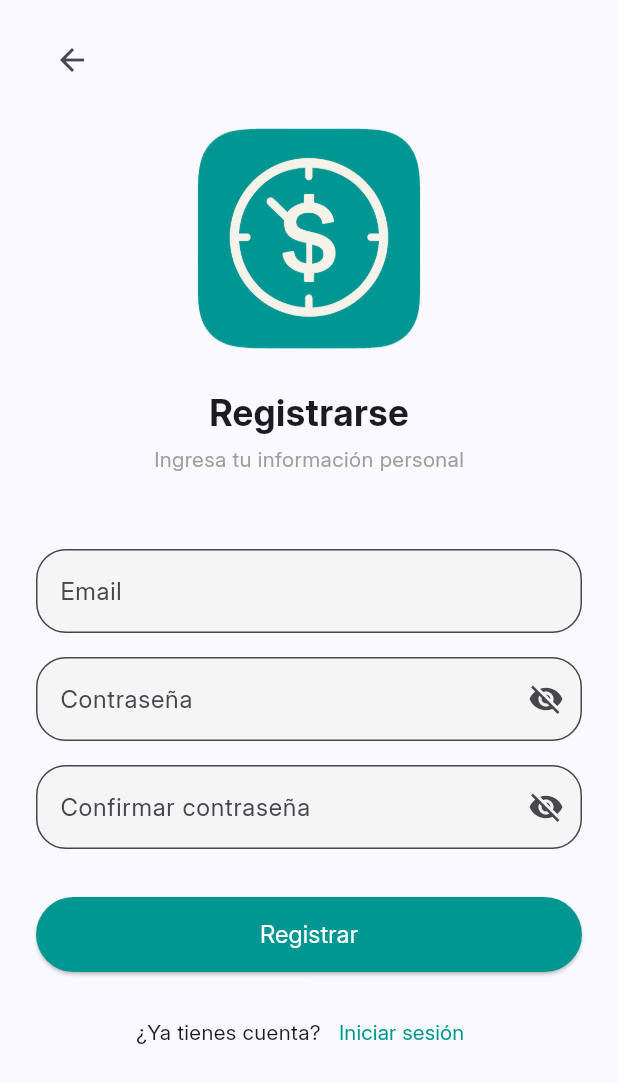
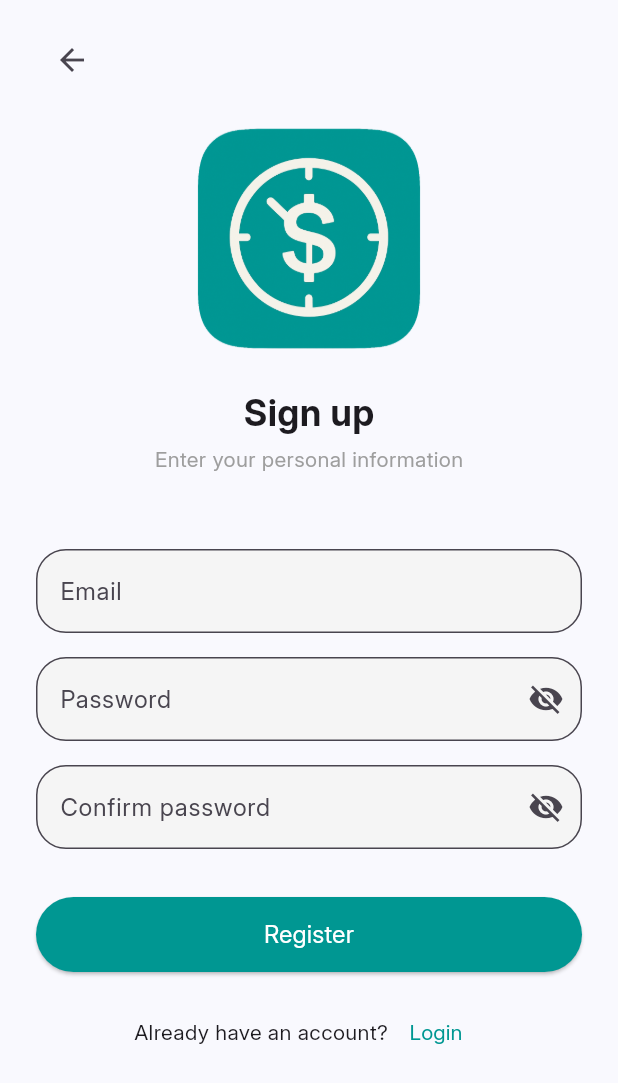
Before and after one commit to BautistaMendibe/focuswallet, a Flutter app: the RegisterScreen screen opened by its route, on a phone screen of 412 x 824 dp. Shown: the top 1083 px of the screen. Run offline on Flutter 3.47's test engine with Material 3 defaults, Android fonts, the phone set to English and light mode, and no system bars; our stand-ins replace firebase_auth, firebase_core, shared_preferences, smooth_page_indicator; accounts and stored records are empty; generated files the repository leaves out were written again; network calls fail.

Commit message:
se traduce la pantalla de registro

```diff
--- a/lib/l10n/app_en.arb
+++ b/lib/l10n/app_en.arb
@@ -12,5 +12,18 @@
   "auth_wrong_password": "Incorrect password.",
   "auth_invalid_email": "The entered email is not valid.",
   "auth_user_disabled": "This user has been disabled.",
-  "auth_default_error": "Unexpected error. Please try again."
+  "auth_default_error": "Unexpected error. Please try again.",
+  "registerTitle": "Sign up",
+  "registerSubtitle": "Enter your personal information",
+  "emailLabel": "Email",
+  "passwordLabel": "Password",
+  "confirmPasswordLabel": "Confirm password",
+  "registerButton": "Register",
+  "alreadyHaveAccount": "Already have an account?",
+  "goToLogin": "Login",
+  "passwordsDoNotMatch": "Passwords do not match.",
+  "auth_email_already_in_use": "This email is already registered.",
+  "auth_invalid_email": "The entered email is not valid.",
+  "auth_weak_password": "The password is too weak (minimum 6 characters).",
+  "auth_register_default_error": "An unexpected error occurred. Please try again."
 }
--- a/lib/screens/register_screen.dart
+++ b/lib/screens/register_screen.dart
@@ -1,6 +1,7 @@
 import 'package:firebase_auth/firebase_auth.dart';
 import 'package:flutter/material.dart';
 import '../services/auth_service.dart';
+import 'package:flutter_gen/gen_l10n/app_localizations.dart';
 
 class RegisterScreen extends StatefulWidget {
   const RegisterScreen({super.key});
@@ -20,10 +21,12 @@ class _RegisterScreenState extends State<RegisterScreen> {
   bool _obscureConfirmPass = true;
 
   void register() async {
+    final loc = AppLocalizations.of(context)!;
+
     if (passCtrl.text != confirmPassCtrl.text) {
       ScaffoldMessenger.of(context).showSnackBar(
         SnackBar(
-          content: const Text('Las contraseñas no coinciden.'),
+          content: Text(loc.passwordsDoNotMatch),
           backgroundColor: Colors.red.shade400,
         ),
       );
@@ -39,19 +42,20 @@ class _RegisterScreenState extends State<RegisterScreen> {
       }
     } on FirebaseAuthException catch (e) {
       if (!mounted) return;
+
       String errorMsg;
       switch (e.code) {
         case 'email-already-in-use':
-          errorMsg = 'Este correo ya está registrado.';
+          errorMsg = loc.auth_email_already_in_use;
           break;
         case 'invalid-email':
-          errorMsg = 'El correo ingresado no es válido.';
+          errorMsg = loc.auth_invalid_email;
           break;
         case 'weak-password':
-          errorMsg = 'La contraseña es demasiado débil (mínimo 6 caracteres).';
+          errorMsg = loc.auth_weak_password;
           break;
         default:
-          errorMsg = 'Ocurrió un error inesperado. Intenta nuevamente.';
+          errorMsg = loc.auth_register_default_error;
       }
 
       ScaffoldMessenger.of(context).showSnackBar(
@@ -76,6 +80,8 @@ class _RegisterScreenState extends State<RegisterScreen> {
 
   @override
   Widget build(BuildContext context) {
+    final loc = AppLocalizations.of(context)!;
+
     return Scaffold(
       backgroundColor: const Color(0xFFF9F9FE),
       body: SafeArea(
@@ -89,20 +95,23 @@ class _RegisterScreenState extends State<RegisterScreen> {
                   child: BackButton(),
                 ),
                 const SizedBox(height: 20),
-                Image.asset('assets/imgs/iconoapp.png', height: 150,),
+                Image.asset('assets/imgs/iconoapp.png', height: 150),
                 const SizedBox(height: 24),
-                const Text("Registrarse",
-                    style: TextStyle(
-                        fontSize: 24, fontWeight: FontWeight.bold)),
+                Text(
+                  loc.registerTitle,
+                  style: const TextStyle(fontSize: 24, fontWeight: FontWeight.bold),
+                ),
                 const SizedBox(height: 4),
-                const Text("Ingresa tu información personal",
-                    style: TextStyle(color: Colors.grey)),
+                Text(
+                  loc.registerSubtitle,
+                  style: const TextStyle(color: Colors.grey),
+                ),
                 const SizedBox(height: 50),
 
                 // Email
                 TextField(
                   controller: emailCtrl,
-                  decoration: customInputDecoration('Email'),
+                  decoration: customInputDecoration(loc.emailLabel),
                 ),
                 const SizedBox(height: 16),
 
@@ -110,11 +119,9 @@ class _RegisterScreenState extends State<RegisterScreen> {
                 TextField(
                   controller: passCtrl,
                   obscureText: _obscurePass,
-                  decoration: customInputDecoration('Contraseña').copyWith(
+                  decoration: customInputDecoration(loc.passwordLabel).copyWith(
                     suffixIcon: IconButton(
-                      icon: Icon(_obscurePass
-                          ? Icons.visibility_off
-                          : Icons.visibility),
+                      icon: Icon(_obscurePass ? Icons.visibility_off : Icons.visibility),
                       onPressed: () {
                         setState(() {
                           _obscurePass = !_obscurePass;
@@ -129,12 +136,9 @@ class _RegisterScreenState extends State<RegisterScreen> {
                 TextField(
                   controller: confirmPassCtrl,
                   obscureText: _obscureConfirmPass,
-                  decoration:
-                      customInputDecoration('Confirmar contraseña').copyWith(
+                  decoration: customInputDecoration(loc.confirmPasswordLabel).copyWith(
                     suffixIcon: IconButton(
-                      icon: Icon(_obscureConfirmPass
-                          ? Icons.visibility_off
-                          : Icons.visibility),
+                      icon: Icon(_obscureConfirmPass ? Icons.visibility_off : Icons.visibility),
                       onPressed: () {
                         setState(() {
                           _obscureConfirmPass = !_obscureConfirmPass;
@@ -157,20 +161,25 @@ class _RegisterScreenState extends State<RegisterScreen> {
                         borderRadius: BorderRadius.circular(30),
                       ),
                     ),
-                    child: const Text("Registrar",
-                        style: TextStyle(fontSize: 16, color: Colors.white)),
+                    child: Text(
+                      loc.registerButton,
+                      style: const TextStyle(fontSize: 16, color: Colors.white),
+                    ),
                   ),
                 ),
                 const SizedBox(height: 16),
                 Row(
                   mainAxisAlignment: MainAxisAlignment.center,
                   children: [
-                    const Text("¿Ya tienes cuenta?"),
+                    Text(loc.alreadyHaveAccount),
                     TextButton(
                       onPressed: () {
                         Navigator.pushNamed(context, '/login');
                       },
-                      child: const Text("Iniciar sesión", style: TextStyle(color: Color(0xFF009792)),),
+                      child: Text(
+                        loc.goToLogin,
+                        style: const TextStyle(color: Color(0xFF009792)),
+                      ),
                     ),
                   ],
                 )
```
Also changed, not shown: lib/l10n/app_es.arb (+14 -1 lines).
